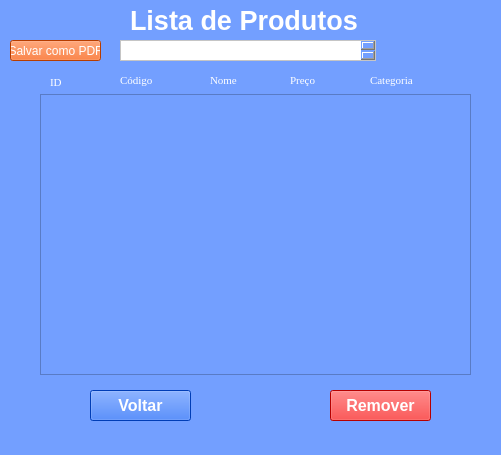
Before: the Qt Designer form listar_dados.ui in gustavopereiramendes1/projeto-cadastro-produtos, drawn with Qt 5.
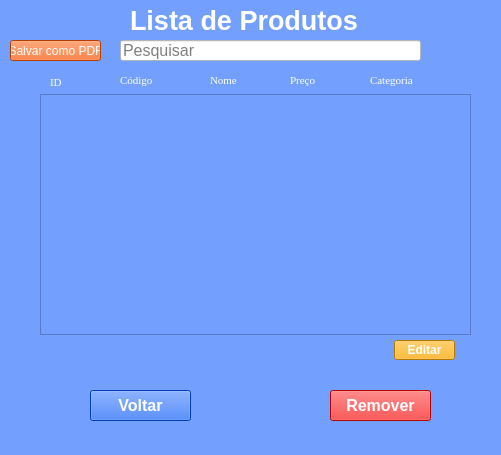
After: the same form once the commit is applied.

Commit message: barra de pesquisa, editar dados e correção de bugs

Diff of the .ui file:
```diff
--- a/listar_dados.ui
+++ b/listar_dados.ui
@@ -46,7 +46,7 @@
       <x>40</x>
       <y>94</y>
       <width>431</width>
-      <height>281</height>
+      <height>241</height>
      </rect>
     </property>
     <property name="font">
@@ -284,19 +284,6 @@
      <string>Categoria</string>
     </property>
    </widget>
-   <widget class="QTextBrowser" name="textBrowser">
-    <property name="geometry">
-     <rect>
-      <x>120</x>
-      <y>40</y>
-      <width>256</width>
-      <height>21</height>
-     </rect>
-    </property>
-    <property name="styleSheet">
-     <string notr="true">background-color: rgb(255, 255, 255);</string>
-    </property>
-   </widget>
    <widget class="QPushButton" name="botaoPDF">
     <property name="geometry">
      <rect>
@@ -314,6 +301,50 @@
      <string>Salvar como PDF</string>
     </property>
    </widget>
+   <widget class="QPushButton" name="botaoEditar">
+    <property name="geometry">
+     <rect>
+      <x>394</x>
+      <y>340</y>
+      <width>61</width>
+      <height>20</height>
+     </rect>
+    </property>
+    <property name="font">
+     <font>
+      <weight>75</weight>
+      <bold>true</bold>
+     </font>
+    </property>
+    <property name="styleSheet">
+     <string notr="true">background-color: rgb(255, 170, 0);
+color: rgb(255, 255, 255);</string>
+    </property>
+    <property name="text">
+     <string>Editar</string>
+    </property>
+   </widget>
+   <widget class="QLineEdit" name="campoPesquisar">
+    <property name="geometry">
+     <rect>
+      <x>120</x>
+      <y>40</y>
+      <width>301</width>
+      <height>21</height>
+     </rect>
+    </property>
+    <property name="font">
+     <font>
+      <pointsize>12</pointsize>
+     </font>
+    </property>
+    <property name="styleSheet">
+     <string notr="true">background-color: rgb(255, 255, 255);</string>
+    </property>
+    <property name="placeholderText">
+     <string>Pesquisar</string>
+    </property>
+   </widget>
   </widget>
   <widget class="QMenuBar" name="menubar">
    <property name="geometry">
```
The commit also changes 5 other files.
